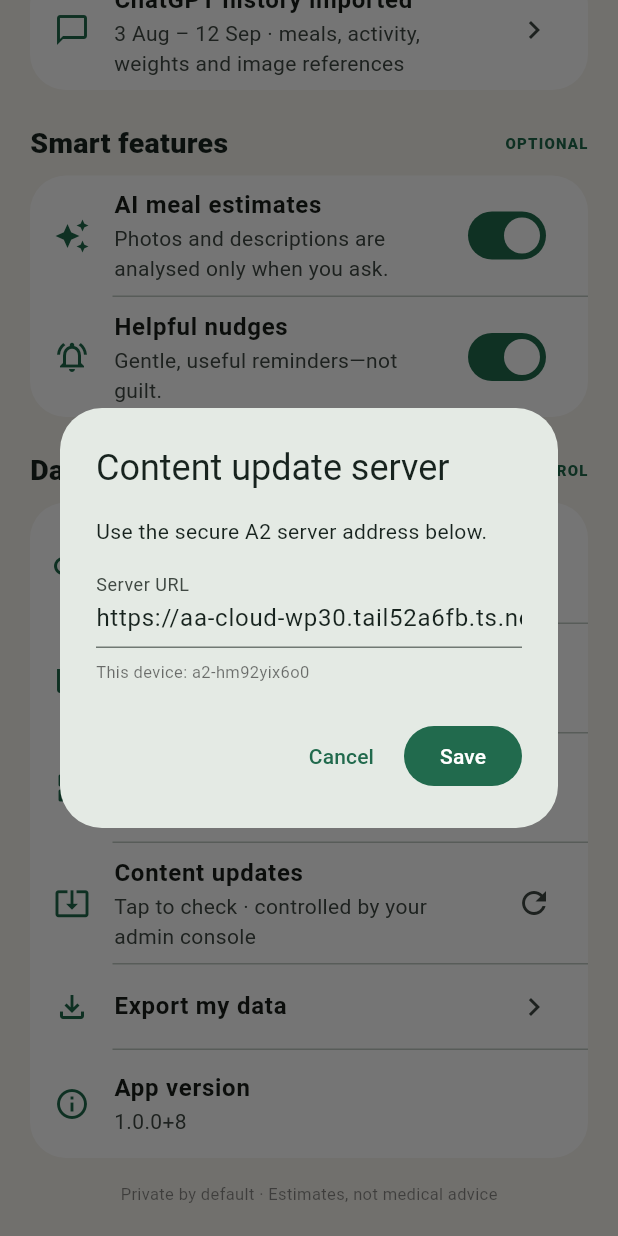
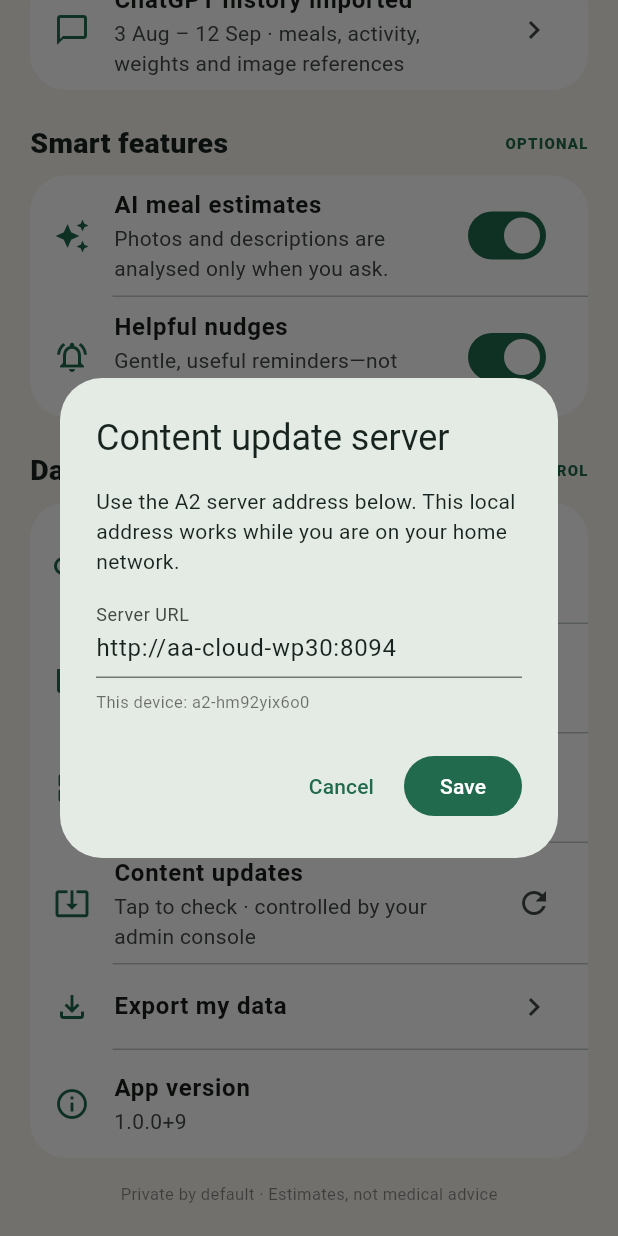
Before and after one commit to leerichie/a2, a Flutter app: the ProfilePage widget shown alone on an empty page, opened directly with empty values, scrolled down 709 dp, after a tap on "Server", on a phone screen of 412 x 824 dp. Run offline on Flutter 3.47's test engine with Material 3 defaults, Android fonts, the phone set to English and light mode, and no system bars; our stand-ins replace package_info_plus, shared_preferences; accounts and stored records are empty.

Commit message:
Use memorable LAN backend address

```diff
--- a/lib/l10n.dart
+++ b/lib/l10n.dart
@@ -684,12 +684,20 @@ const _rows = <List<String>>[
     'Descrivi, fotografa o scansiona un’etichetta',
   ],
   [
-    'Use the secure A2 server address below.',
-    'Użyj poniższego bezpiecznego adresu serwera A2.',
-    'Verwende die sichere A2-Serveradresse unten.',
-    'Utilisez l’adresse sécurisée du serveur A2 ci-dessous.',
-    'Usa la dirección segura del servidor A2 que aparece abajo.',
-    'Usa l’indirizzo sicuro del server A2 qui sotto.',
+    'Use the A2 server address below. This local address works while you are on your home network.',
+    'Użyj poniższego adresu serwera A2. Ten lokalny adres działa w Twojej sieci domowej.',
+    'Verwende die A2-Serveradresse unten. Diese lokale Adresse funktioniert in deinem Heimnetz.',
+    'Utilisez l’adresse du serveur A2 ci-dessous. Cette adresse locale fonctionne sur votre réseau domestique.',
+    'Usa la dirección del servidor A2. Esta dirección local funciona en tu red doméstica.',
+    'Usa l’indirizzo del server A2. Questo indirizzo locale funziona sulla rete di casa.',
+  ],
+  [
+    'Use HTTPS or the local address http://aa-cloud-wp30:8094.',
+    'Użyj HTTPS lub lokalnego adresu http://aa-cloud-wp30:8094.',
+    'Verwende HTTPS oder die lokale Adresse http://aa-cloud-wp30:8094.',
+    'Utilisez HTTPS ou l’adresse locale http://aa-cloud-wp30:8094.',
+    'Usa HTTPS o la dirección local http://aa-cloud-wp30:8094.',
+    'Usa HTTPS o l’indirizzo locale http://aa-cloud-wp30:8094.',
   ],
   [
     'Save your progress',
--- a/lib/main.dart
+++ b/lib/main.dart
@@ -2354,7 +2354,7 @@ class ContentUpdateService {
   }
 }
 
-const defaultServerUrl = 'https://aa-cloud-wp30.tail52a6fb.ts.net';
+const defaultServerUrl = 'http://aa-cloud-wp30:8094';
 
 class AccountService {
   const AccountService();
@@ -2436,7 +2436,7 @@ class _ProfilePageState extends State<ProfilePage> {
   String? contentCheckedAt;
   int publishedUpdates = 0;
   bool checkingContent = false;
-  String installedVersion = '1.0.0+8';
+  String installedVersion = '1.0.0+9';
   String? accountEmail;
 
   @override
@@ -2488,7 +2488,11 @@ class _ProfilePageState extends State<ProfilePage> {
           .toList();
       if (savedPlans.isEmpty) savedPlans = [plan];
       final storedServer = prefs.getString('content_server_url') ?? '';
-      contentServerUrl = storedServer == 'https://aa-cloud-wp30:8094'
+      contentServerUrl =
+          {
+            'https://aa-cloud-wp30:8094',
+            'https://aa-cloud-wp30.tail52a6fb.ts.net',
+          }.contains(storedServer)
           ? defaultServerUrl
           : storedServer.isEmpty
           ? defaultServerUrl
@@ -2520,7 +2524,9 @@ class _ProfilePageState extends State<ProfilePage> {
           mainAxisSize: MainAxisSize.min,
           crossAxisAlignment: CrossAxisAlignment.start,
           children: [
-            const LText('Use the secure A2 server address below.'),
+            const LText(
+              'Use the A2 server address below. This local address works while you are on your home network.',
+            ),
             const SizedBox(height: 12),
             TextField(
               controller: controller,
@@ -2551,10 +2557,19 @@ class _ProfilePageState extends State<ProfilePage> {
     );
     if (value == null) return;
     final uri = Uri.tryParse(value);
-    if (value.isNotEmpty && (uri == null || uri.scheme != 'https')) {
+    final allowedLocalHttp =
+        uri?.scheme == 'http' &&
+        uri?.host.toLowerCase() == 'aa-cloud-wp30' &&
+        uri?.port == 8094;
+    if (value.isNotEmpty &&
+        (uri == null || (uri.scheme != 'https' && !allowedLocalHttp))) {
       if (mounted) {
         ScaffoldMessenger.of(context).showSnackBar(
-          const SnackBar(content: LText('Use an HTTPS server address.')),
+          const SnackBar(
+            content: LText(
+              'Use HTTPS or the local address http://aa-cloud-wp30:8094.',
+            ),
+          ),
         );
       }
       return;
--- a/pubspec.yaml
+++ b/pubspec.yaml
@@ -16,7 +16,7 @@ publish_to: 'none' # Remove this line if you wish to publish to pub.dev
 # https://developer.apple.com/library/archive/documentation/General/Reference/InfoPlistKeyReference/Articles/CoreFoundationKeys.html
 # In Windows, build-name is used as the major, minor, and patch parts
 # of the product and file versions while build-number is used as the build suffix.
-version: 1.0.0+8
+version: 1.0.0+9
 
 environment:
   sdk: ^3.13.2
```
Also changed, not shown: 4 other files.
